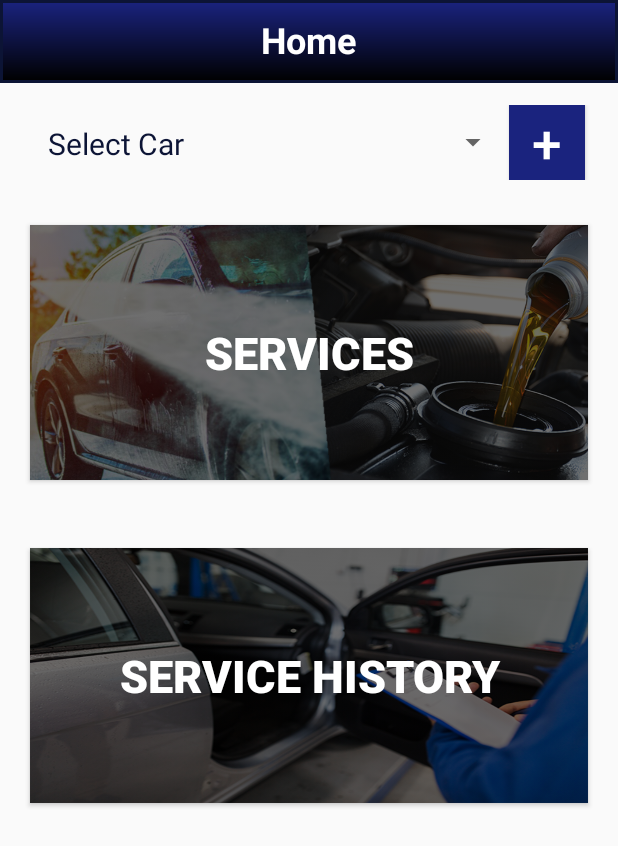
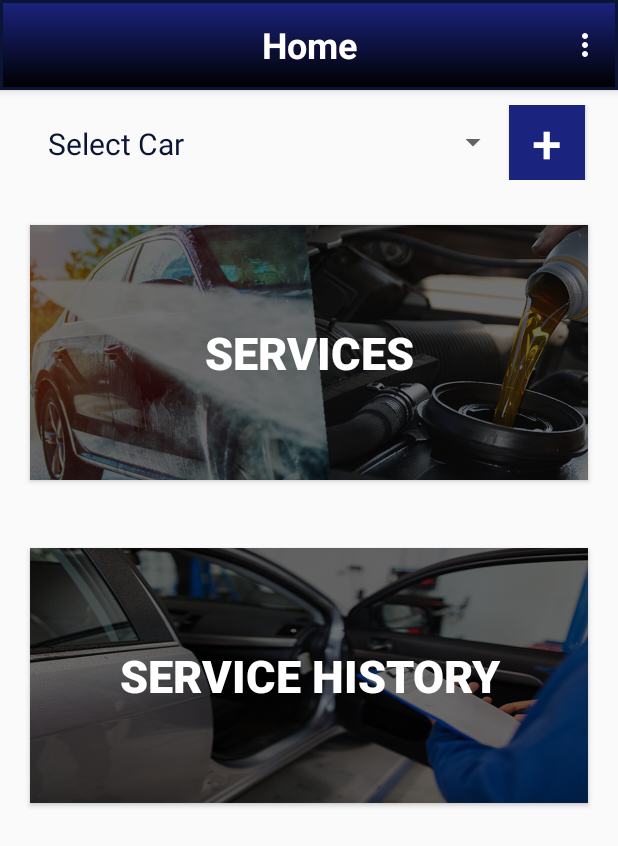
Before and after one commit to maira-abid/ServX, an Android app: the Cart screen opened directly, with no data from a screen before it, after a tap on "CONFIRM", on a phone screen of 412 x 824 dp. Shown: the top 846 px of the screen. Run offline under Robolectric (Android 15) with nearby library versions, the phone set to English and light mode, and no system bars; our stand-ins replace Firebase (no records; nobody signed in at launch, a user with empty details on screens opened directly); 3 statements that could not run were skipped.

```diff
--- a/app/src/main/java/pl/servx/servx/Cart.java
+++ b/app/src/main/java/pl/servx/servx/Cart.java
@@ -74,7 +74,7 @@ public class Cart extends AppCompatActivity {
             public void onClick(View view) {
                 Intent maps = new Intent(Cart.this, select_location.class);
                 startActivity(maps);
-                //finish();
+                finish();
             }
         });
 
@@ -131,11 +131,7 @@ public class Cart extends AppCompatActivity {
                                 cart_data.date= dayOfMonth+"-"+monthOfYear+"-"+year;
                             }
                         }, mYear, mMonth, mDay);
-/*                String syear = String.valueOf(mYear);
-                String smonth = String.valueOf(mMonth + 1);
-                String sday = String.valueOf(mDay);
 
-                cart_data.date = sday + "-" + smonth + "-" + syear;*/
                 datePickerDialog.getDatePicker().setMinDate(System.currentTimeMillis() - 10000);
                 datePickerDialog.show();
             }
--- a/app/src/main/java/pl/servx/servx/home.java
+++ b/app/src/main/java/pl/servx/servx/home.java
@@ -7,21 +7,23 @@ import android.os.Bundle;
 import android.support.annotation.NonNull;
 import android.support.v4.app.ActivityCompat;
 import android.support.v7.app.AppCompatActivity;
+import android.view.Menu;
+import android.view.MenuItem;
 import android.view.View;
 import android.widget.ArrayAdapter;
 import android.widget.Button;
 import android.widget.Spinner;
 import android.widget.TextView;
 import android.widget.Toast;
+import android.support.v7.widget.Toolbar;
 
+import com.google.firebase.auth.FirebaseAuth;
 import com.google.firebase.database.DataSnapshot;
 import com.google.firebase.database.DatabaseError;
 import com.google.firebase.database.DatabaseReference;
 import com.google.firebase.database.FirebaseDatabase;
 import com.google.firebase.database.ValueEventListener;
-
 import java.util.ArrayList;
-
 import pl.servx.servx.Model.SharePref;
 import pl.servx.servx.Model.car_list;
 import pl.servx.servx.Model.cart_data;
@@ -29,7 +31,7 @@ import pl.servx.servx.Model.cart_data;
 public class home extends AppCompatActivity{
     car_list helper;
     Button btnServices,btnHistory,btnAddCar, btnmaps;
-    TextView stat_text;
+    //TextView stat_text;
     private static final int REQUEST_LOCATION_PERMISSION = 1;
 
     @Override
@@ -37,6 +39,11 @@ public class home extends AppCompatActivity{
 
         super.onCreate(savedInstanceState);
         setContentView(R.layout.activity_home);
+
+        Toolbar toolbar = (Toolbar) findViewById(R.id.toolbar);
+        TextView toolbarTitle = (TextView) toolbar.findViewById(R.id.stat_text);
+        toolbarTitle.setText("Home");
+        this.setSupportActionBar(toolbar);
 
 
         Intent intent = getIntent();
@@ -54,7 +61,8 @@ public class home extends AppCompatActivity{
                             {Manifest.permission.ACCESS_FINE_LOCATION},
                     REQUEST_LOCATION_PERMISSION);
         }
-        stat_text= (TextView) findViewById(R.id.stat_text);
+
+        //stat_text= (TextView) findViewById(R.id.stat_text);
         final Spinner sp = (Spinner) findViewById(R.id.spinner);
         FirebaseDatabase database= FirebaseDatabase.getInstance();
         DatabaseReference db= database.getReference("User");
@@ -129,9 +137,25 @@ public class home extends AppCompatActivity{
                 startActivity(services);
             }
         });
+    }
 
+    @Override
+    public boolean onCreateOptionsMenu(Menu menu) {
+        getMenuInflater().inflate(R.menu.menu, menu);
+        return true;
+    }
 
+    @Override
+    public boolean onOptionsItemSelected(MenuItem item) {
+        FirebaseAuth.getInstance().signOut();
+        finish();
+
+        Intent out = new Intent( home.this, Tabbed_Main.class );
+        startActivity(out);
+
+        return true;
     }
+
     @Override
     public void onBackPressed() {
         finish();
--- a/app/src/main/java/pl/servx/servx/serv_frag1.java
+++ b/app/src/main/java/pl/servx/servx/serv_frag1.java
@@ -27,12 +27,6 @@ import pl.servx.servx.Model.cart_data;
 
 
 public class serv_frag1 extends Fragment {
-
-
-
-
-
-
 
     @Nullable
     @Override
--- a/app/src/main/java/pl/servx/servx/service_history.java
+++ b/app/src/main/java/pl/servx/servx/service_history.java
@@ -5,16 +5,12 @@ import android.support.v7.app.AppCompatActivity;
 import android.os.Bundle;
 import android.support.v7.widget.LinearLayoutManager;
 import android.support.v7.widget.RecyclerView;
-import android.util.Log;
-
 import com.google.firebase.database.DataSnapshot;
 import com.google.firebase.database.DatabaseError;
 import com.google.firebase.database.DatabaseReference;
 import com.google.firebase.database.FirebaseDatabase;
 import com.google.firebase.database.ValueEventListener;
-
 import java.util.ArrayList;
-
 import pl.servx.servx.Model.MyAdaptor;
 import pl.servx.servx.Model.SharePref;
 import pl.servx.servx.Model.service_item;
--- a/app/src/main/res/layout/activity_home.xml
+++ b/app/src/main/res/layout/activity_home.xml
@@ -6,7 +6,7 @@
     android:layout_height="match_parent"
     tools:context=".home">
 
-    <LinearLayout
+   <!-- <LinearLayout
     android:layout_width="match_parent"
     android:layout_height="55dp"
     android:layout_alignParentTop="true"
@@ -26,7 +26,13 @@
         android:textSize="24sp"
         android:textStyle="bold" />
 
-    </LinearLayout>
+    </LinearLayout>-->
+
+    <include
+        android:id="@+id/toolbar"
+        layout="@layout/toolbar"/>
+
+
 
     <LinearLayout
         android:layout_width="match_parent"
--- a/app/src/main/res/layout/tabbed_login.xml
+++ b/app/src/main/res/layout/tabbed_login.xml
@@ -38,7 +38,7 @@
         android:layout_marginRight="20dp"
         android:hint="Password"
         android:inputType="textPassword"
-        android:text="1234"
+        android:text="123456"
         android:textColor="@android:color/black"
         android:textSize="30sp"
         app:met_baseColor="@android:color/black"
--- /dev/null
+++ b/app/src/main/res/layout/toolbar.xml
@@ -0,0 +1,20 @@
+<?xml version="1.0" encoding="utf-8"?>
+<android.support.v7.widget.Toolbar xmlns:android="http://schemas.android.com/apk/res/android"
+    android:layout_width="match_parent"
+    android:layout_height="wrap_content"
+    xmlns:app="http://schemas.android.com/apk/res-auto"
+    android:background="@drawable/rectangle"
+    android:elevation="4dp"
+    android:theme="@style/ThemeOverlay.AppCompat.Dark.ActionBar"
+    app:popupTheme="@style/ThemeOverlay.AppCompat.Light">
+
+    <TextView
+        android:id="@+id/stat_text"
+        android:layout_width="wrap_content"
+        android:layout_height="wrap_content"
+        android:layout_gravity="center"
+        android:textColor="@android:color/white"
+        android:textSize="24sp"
+        android:textStyle="bold" />
+
+</android.support.v7.widget.Toolbar>
--- /dev/null
+++ b/app/src/main/res/menu/menu.xml
@@ -0,0 +1,9 @@
+<menu xmlns:android="http://schemas.android.com/apk/res/android"
+    xmlns:app="http://schemas.android.com/apk/res-auto"
+    xmlns:tools="http://schemas.android.com/tools">
+    <item
+        android:id="@+id/logout"
+        android:orderInCategory="100"
+        android:title="Logout"
+        app:showAsAction="never" />
+</menu>
```
Also changed, not shown: app/src/main/AndroidManifest.xml (+5 -3 lines), app/src/main/java/pl/servx/servx/AddCarForm.java (+18 -5 lines), app/src/main/java/pl/servx/servx/SignUp.java (+18 -8 lines), app/src/main/java/pl/servx/servx/sign_in.java (+5 -2 lines), app/src/main/res/drawable/occw.png (added), 778 other files.
